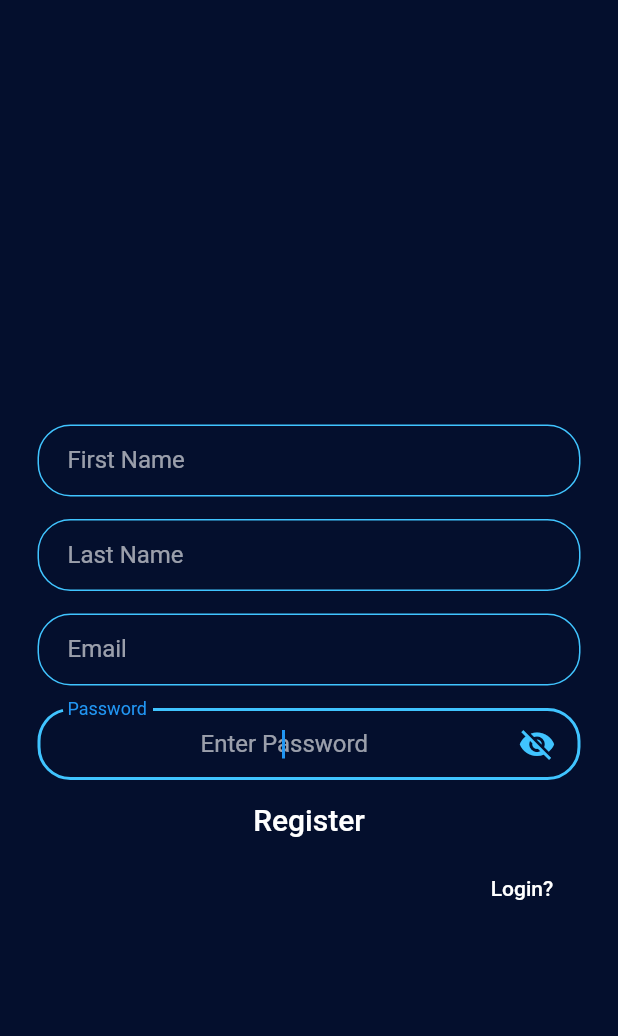
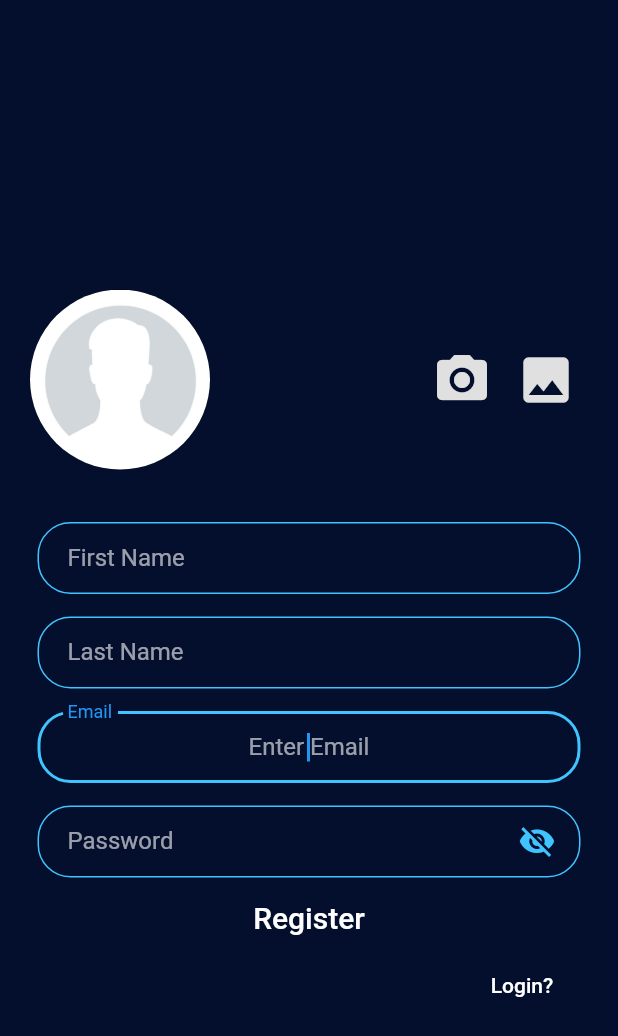
Before and after one commit to rithik-dev/Password-Manager, a Flutter app: the RegisterScreen screen opened directly, after a tap on "Login?", after a tap on "Register?", after a tap on "Forgot Password ?", on a phone screen of 412 x 824 dp. Shown: the top 1036 px of the screen. Run offline on Flutter 3.47's test engine with Material 2 defaults, Android fonts, the phone set to English and light mode, and no system bars; our stand-ins replace cached_network_image, cloud_firestore, firebase_auth, firebase_storage, flutter_spinkit, image_picker and 4 more; missing offline and left inert: animated_button, flutter_string_encryption; accounts and stored records are empty.

Commit message:
- added option to upload profile picture when registering a new user

```diff
--- a/lib/models/firebase_utils.dart
+++ b/lib/models/firebase_utils.dart
@@ -1,5 +1,8 @@
+import 'dart:io';
+
 import 'package:cloud_firestore/cloud_firestore.dart';
 import 'package:firebase_auth/firebase_auth.dart';
+import 'package:firebase_storage/firebase_storage.dart';
 import 'package:flutter_string_encryption/flutter_string_encryption.dart';
 import 'package:password_manager/models/exceptions.dart';
 
@@ -12,10 +15,27 @@ class FirebaseUtils {
   static final PlatformStringCryptor _cryptor = new PlatformStringCryptor();
   static const int LEVELS_OF_ENCRYPTION = 5;
 
+  static final String defaultProfilePicURL =
+      "https://firebasestorage.googleapis.com/v0/b/password-manager-2083b.appspot.com/o/Profile%20Pictures%2FuserDefaultProfilePicture.png?alt=media&token=ee3d17ce-b1e2-4a53-bb86-13dac6d3af09";
+
+  static final FirebaseStorage _storage =
+      FirebaseStorage(storageBucket: 'gs://password-manager-2083b.appspot.com');
+
+  static Future<String> uploadFile(String userId, File image) async {
+    StorageUploadTask uploadTask =
+        _storage.ref().child('Profile Pictures/$userId.png').putFile(image);
+    await uploadTask.onComplete;
+    String fileURL = await _storage
+        .ref()
+        .child('Profile Pictures/$userId.png')
+        .getDownloadURL();
+    return fileURL;
+  }
+
   static Future<FirebaseUser> getCurrentUser() async {
     try {
       final FirebaseUser currentUser = await _auth.currentUser();
-      if(currentUser!=null && currentUser.isEmailVerified)
+      if (currentUser != null && currentUser.isEmailVerified)
         return currentUser;
       else
         return null;
@@ -25,35 +45,37 @@ class FirebaseUtils {
     }
   }
 
-  static Future<String> getCurrentUserEmail() async{
-    try{
+  static Future<String> getCurrentUserEmail() async {
+    try {
       final FirebaseUser user = await getCurrentUser();
-      if(user != null) {
+      if (user != null) {
         return user.email;
-      }
-      else
+      } else
         return "";
-    }
-    catch(e) {
+    } catch (e) {
       print("ERROR WHILE GETTING CURRENT USER EMAIL : $e");
       return "";
     }
   }
 
-  static Future<Map<String,dynamic>> getAppData(FirebaseUser currentUser) async{
+  static Future<Map<String, dynamic>> getAppData(
+      FirebaseUser currentUser) async {
     List<Map<String, dynamic>> passwords = [];
     String fullName;
     String key;
+    String profilePicURL;
 
-    try{
-      final DocumentSnapshot dataSnapshot = await _firestore.collection("data").document(currentUser.uid).get();
-      if(dataSnapshot.data==null) {
+    try {
+      final DocumentSnapshot dataSnapshot =
+          await _firestore.collection("data").document(currentUser.uid).get();
+      if (dataSnapshot.data == null) {
         fullName = "";
         key = "";
-      }
-      else {
+        profilePicURL = defaultProfilePicURL;
+      } else {
         fullName = dataSnapshot.data['fullName'];
         key = dataSnapshot.data['key'];
+        profilePicURL = dataSnapshot.data['profilePicURL'];
       }
 
       final documentSnapshot = await _firestore
@@ -66,22 +88,23 @@ class FirebaseUtils {
       for (var document in documentSnapshot.documents) {
         Map<String, dynamic> data = document.data;
         // decrypting password
-        if(data.containsKey('Password'))
-          data['Password'] = await _decryptPassword(data['Password'],key);
+        if (data.containsKey('Password'))
+          data['Password'] = await _decryptPassword(data['Password'], key);
         passwords.add(data);
       }
 
-      final Map<String,dynamic> appData = {
-        'name' : fullName,
-        'passwords' : passwords,
-        'key' : key,
+      final Map<String, dynamic> appData = {
+        'name': fullName,
+        'passwords': passwords,
+        'key': key,
+        'profilePicURL': profilePicURL,
       };
 
       return appData;
-    }
-    catch(e) {
+    } catch (e) {
       print("ERROR WHILE GETTING APP DATA : $e");
-      throw AppDataReceiveException("An error occurred while fetching data. Please restart the app or try deleting the account and creating a new one !");
+      throw AppDataReceiveException(
+          "An error occurred while fetching data. Please restart the app or try deleting the account and creating a new one !");
     }
   }
 
@@ -95,28 +118,34 @@ class FirebaseUtils {
     }
   }
 
-  static Future<bool> resendEmailVerificationLink(String email,String password) async{
+  static Future<bool> resendEmailVerificationLink(String email,
+      String password) async {
     try {
-      final user = await _auth.signInWithEmailAndPassword(email: email, password: password);
+      final user = await _auth.signInWithEmailAndPassword(
+          email: email, password: password);
       if (user != null) {
         await user.user.sendEmailVerification();
         return true;
-      }
-      else return false;
-    } catch(e) {
+      } else
+        return false;
+    } catch (e) {
       print("ERROR WHILE RE SENDING EMAIL VERIFICATION LINK : $e");
       return false;
     }
   }
 
-  static Future<bool> registerUser(String email, String password, {String fullName}) async {
+  static Future<bool> registerUser(String email, String password,
+      {String fullName, File image}) async {
     try {
-      final user = await _auth.createUserWithEmailAndPassword(email: email, password: password);
+      final AuthResult user = await _auth.createUserWithEmailAndPassword(
+          email: email, password: password);
+
+      String profilePicURL = defaultProfilePicURL;
+      if (image != null) profilePicURL = await uploadFile(user.user.uid, image);
 
       await user.user.sendEmailVerification();
 
       if (user != null) {
-
         //creating a unique key for encrypting passwords for each user
         final String _key = await _cryptor.generateRandomKey();
 
@@ -124,6 +153,7 @@ class FirebaseUtils {
         _firestore.collection("data").document(user.user.uid).setData({
           "fullName": fullName,
           "key": _key,
+          "profilePicURL": profilePicURL,
         });
         return true;
       } else
@@ -136,14 +166,14 @@ class FirebaseUtils {
 
   static Future<bool> loginUser(String email, String password) async {
     try {
-      final user = await _auth.signInWithEmailAndPassword(email: email, password: password);
+      final user = await _auth.signInWithEmailAndPassword(
+          email: email, password: password);
       if (user != null) {
-        if(user.user.isEmailVerified)
+        if (user.user.isEmailVerified)
           return true;
         else
           throw LoginException("EMAIL_NOT_VERIFIED");
-      }
-      else
+      } else
         return false;
     } catch (e) {
       print("EXCEPTION WHILE LOGGING IN USER : $e");
@@ -161,13 +191,14 @@ class FirebaseUtils {
     }
   }
 
-  static Future<String> addPasswordFieldToDatabase(Map<String, dynamic> _fields,FirebaseUser currentUser,String key) async {
+  static Future<String> addPasswordFieldToDatabase(Map<String, dynamic> _fields,
+      FirebaseUser currentUser, String key) async {
     // check if empty map is not received
     if (_fields.isNotEmpty)
       try {
         final String userId = currentUser.uid;
 
-        Map<String,dynamic> fields = Map<String,dynamic>.from(_fields);
+        Map<String, dynamic> fields = Map<String, dynamic>.from(_fields);
 
         String docID = _firestore
             .collection("data")
@@ -182,8 +213,8 @@ class FirebaseUtils {
         });
 
         //encrypting passwords before sending to firebase
-        if(fields['Password']!=null && fields['Password']!="")
-          fields['Password'] = await _encryptPassword(fields['Password'],key);
+        if (fields['Password'] != null && fields['Password'] != "")
+          fields['Password'] = await _encryptPassword(fields['Password'], key);
         else
           fields.remove('Password');
 
@@ -205,15 +236,18 @@ class FirebaseUtils {
       return null;
   }
 
-  static Future<bool> editPasswordFieldInDatabase(Map<String, dynamic> newFields,FirebaseUser currentUser,String key) async {
+  static Future<bool> editPasswordFieldInDatabase(
+      Map<String, dynamic> newFields,
+      FirebaseUser currentUser,
+      String key) async {
     try {
       final String userId = currentUser.uid;
 
-      Map<String,dynamic> fields = Map<String,dynamic>.from(newFields);
+      Map<String, dynamic> fields = Map<String, dynamic>.from(newFields);
 
       //encrypting passwords before sending to firebase
-      if(fields.containsKey('Password'))
-        fields['Password'] = await _encryptPassword(fields['Password'],key);
+      if (fields.containsKey('Password'))
+        fields['Password'] = await _encryptPassword(fields['Password'], key);
 
       // adding new data
       await _firestore
@@ -230,7 +264,8 @@ class FirebaseUtils {
     }
   }
 
-  static Future<bool> deletePasswordFieldFromDatabase(String documentId,FirebaseUser currentUser) async {
+  static Future<bool> deletePasswordFieldFromDatabase(String documentId,
+      FirebaseUser currentUser) async {
     try {
       final String userId = currentUser.uid;
 
@@ -248,12 +283,15 @@ class FirebaseUtils {
     }
   }
 
-  static Future<bool> changeCurrentUserName(String name,FirebaseUser currentUser) async{
-    try{
-      await _firestore.collection("data").document(currentUser.uid).setData({"fullName" : name},merge: true);
+  static Future<bool> changeCurrentUserName(String name,
+      FirebaseUser currentUser) async {
+    try {
+      await _firestore
+          .collection("data")
+          .document(currentUser.uid)
+          .setData({"fullName": name}, merge: true);
       return true;
-    }
-    catch(e){
+    } catch (e) {
       print("ERROR WHILE CHANGING CURRENT USER NAME : $e");
       return false;
     }
@@ -270,8 +308,7 @@ class FirebaseUtils {
 
       await user.updatePassword(newPassword);
       return true;
-    }
-    catch(e){
+    } catch (e) {
       print("ERROR WHILE CHANGING CURRENT USER PASSWORD : $e");
       throw ChangePasswordException(e.message);
     }
@@ -307,14 +344,13 @@ class FirebaseUtils {
         await user.delete();
       }
       return true;
-    }
-    catch(e){
+    } catch (e) {
       print("ERROR WHILE DELETING USER : $e");
       throw DeleteUserException(e.message);
     }
   }
 
-  static Future<String> _encryptPassword(String password,String _key) async {
+  static Future<String> _encryptPassword(String password, String _key) async {
     String encrypted;
 
     try {
@@ -328,7 +364,7 @@ class FirebaseUtils {
     return password;
   }
 
-  static Future<String> _decryptPassword(String password,String _key) async {
+  static Future<String> _decryptPassword(String password, String _key) async {
     String decrypted;
 
     try {
--- a/lib/models/provider_class.dart
+++ b/lib/models/provider_class.dart
@@ -5,18 +5,24 @@ import 'package:password_manager/models/firebase_utils.dart';
 import 'package:password_manager/models/functions.dart';
 
 class ProviderClass extends ChangeNotifier {
-  String _name,_key;
+  String _name, _key, _profilePicURL;
   bool _showLoadingScreen = false; // used for inAsyncCall
   bool _showLoadingScreenOnMainAppScreen = false; // used for inAsyncCall
   List<Map<String, dynamic>> _passwords;
-  Map<String,dynamic> _showPasswordFields;
+  Map<String, dynamic> _showPasswordFields;
   bool _userLoggedIn; // bool holding true if user is already logged in
-  FirebaseUser _loggedInUser;  // currently logged in user object
+  FirebaseUser _loggedInUser; // currently logged in user object
 
   bool get showLoadingScreen => this._showLoadingScreen;
-  bool get showLoadingScreenOnMainAppScreen => this._showLoadingScreenOnMainAppScreen;
+
+  bool get showLoadingScreenOnMainAppScreen =>
+      this._showLoadingScreenOnMainAppScreen;
+
   String get name => this._name;
-  Map<String,dynamic> get showPasswordFields => this._showPasswordFields;
+
+  String get profilePicURL => this._profilePicURL;
+
+  Map<String, dynamic> get showPasswordFields => this._showPasswordFields;
   List<Map<String, dynamic>> get passwords => this._passwords;
   bool get userLoggedIn => this._userLoggedIn;
   FirebaseUser get loggedInUser => this._loggedInUser;
@@ -119,14 +125,17 @@ class ProviderClass extends ChangeNotifier {
     this._userLoggedIn = null;
     this._loggedInUser = null;
     this._key = null;
+    this._profilePicURL = null;
     notifyListeners();
   }
 
   Future<void> getAppData() async {
-    final Map<String,dynamic> appData = await FirebaseUtils.getAppData(_loggedInUser);
+    final Map<String, dynamic> appData =
+        await FirebaseUtils.getAppData(_loggedInUser);
     this._name = appData['name'];
     this._passwords = appData['passwords'];
     this._key = appData['key'];
+    this._profilePicURL = appData['profilePicURL'];
     notifyListeners();
   }
 
--- a/lib/screens/app_screens/settings.dart
+++ b/lib/screens/app_screens/settings.dart
@@ -10,6 +10,7 @@ import 'package:password_manager/screens/login_screen.dart';
 import 'package:password_manager/screens/register_screen.dart';
 import 'package:password_manager/widgets/my_alert_dialog.dart';
 import 'package:password_manager/widgets/my_text_field.dart';
+import 'package:password_manager/widgets/profile_picture.dart';
 import 'package:password_manager/widgets/settings_card.dart';
 import 'package:provider/provider.dart';
 
@@ -36,9 +37,11 @@ class Settings extends StatelessWidget {
                     ),
                   )
                 : Column(
-                    crossAxisAlignment: CrossAxisAlignment.stretch,
+//                    crossAxisAlignment: CrossAxisAlignment.stretch,
                     mainAxisAlignment: MainAxisAlignment.spaceBetween,
                     children: <Widget>[
+                      ProfilePicture(data.profilePicURL, radius: 50),
+                      SizedBox(height: 20),
                       Expanded(
                         child: ListView(
                           children: <Widget>[
--- a/lib/screens/app_screens/vault.dart
+++ b/lib/screens/app_screens/vault.dart
@@ -38,9 +38,7 @@ class MyVault extends StatelessWidget {
                                   fontWeight: FontWeight.bold,
                                 ),
                               ),
-                              ProfilePicture(
-                                "https://firebasestorage.googleapis.com/v0/b/eleventhhour-eb2e0.appspot.com/o/Courses%2F%20qgmB50hOxXJjIOOEBVUM%2Fthumbnail.jpg?alt=media&token=4be71194-d0e9-4769-b9ef-05e24f4d7bff",
-                              )
+                              ProfilePicture(data.profilePicURL),
                             ],
                           ),
                         ),
--- a/lib/screens/register_screen.dart
+++ b/lib/screens/register_screen.dart
@@ -1,5 +1,9 @@
+import 'dart:io';
+
+import 'package:flutter/cupertino.dart';
 import 'package:flutter/material.dart';
 import 'package:flutter_spinkit/flutter_spinkit.dart';
+import 'package:image_picker/image_picker.dart';
 import 'package:modal_progress_hud/modal_progress_hud.dart';
 import 'package:password_manager/models/exceptions.dart';
 import 'package:password_manager/models/firebase_utils.dart';
@@ -10,11 +14,42 @@ import 'package:password_manager/widgets/my_text_field.dart';
 import 'package:password_manager/widgets/rounded_button.dart';
 import 'package:provider/provider.dart';
 
-// ignore: must_be_immutable
-class RegisterScreen extends StatelessWidget {
+class RegisterScreen extends StatefulWidget {
   static const id = 'register_screen';
+
+  @override
+  _RegisterScreenState createState() => _RegisterScreenState();
+}
+
+class _RegisterScreenState extends State<RegisterScreen> {
   String _email, _password, _firstName, _lastName;
+  final ImagePicker imagePicker = ImagePicker();
+  bool imageSelected = false;
+  File _image;
+  TextEditingController _firstNameController = TextEditingController();
+  TextEditingController _lastNameController = TextEditingController();
+  TextEditingController _emailController = TextEditingController();
+  TextEditingController _passwordController = TextEditingController();
   final _formKey = GlobalKey<FormState>();
+
+  Future getImage(ImageSource source) async {
+    final pickedFile = await imagePicker.getImage(source: source);
+    if (pickedFile == null) return;
+    setState(() {
+      imageSelected = true;
+      _image = File(pickedFile.path);
+    });
+  }
+
+  @override
+  void dispose() {
+    // TODO: implement dispose
+    super.dispose();
+    _firstNameController.dispose();
+    _lastNameController.dispose();
+    _emailController.dispose();
+    _passwordController.dispose();
+  }
 
   @override
   Widget build(BuildContext context) {
@@ -34,11 +69,42 @@ class RegisterScreen extends StatelessWidget {
                     physics: const BouncingScrollPhysics(),
                     shrinkWrap: true,
                     padding:
-                        EdgeInsets.symmetric(vertical: 10.0, horizontal: 20.0),
+                    EdgeInsets.symmetric(vertical: 10.0, horizontal: 20.0),
                     children: <Widget>[
-                      SizedBox(height: 70.0),
+                      SizedBox(height: 50.0),
+                      Row(
+                        mainAxisAlignment: MainAxisAlignment.spaceBetween,
+                        children: [
+                          CircleAvatar(
+                            backgroundImage: imageSelected
+                                ? FileImage(_image)
+                                : AssetImage(
+                              'assets/images/userDefaultProfilePicture.png',
+                            ),
+                            radius: 60,
+                          ),
+                          Row(
+                            children: [
+                              IconButton(
+                                icon: Icon(Icons.camera_alt),
+                                iconSize: 40,
+                                color: Colors.grey[300],
+                                onPressed: () => getImage(ImageSource.camera),
+                              ),
+                              IconButton(
+                                icon: Icon(Icons.photo),
+                                iconSize: 40,
+                                color: Colors.grey[300],
+                                onPressed: () => getImage(ImageSource.gallery),
+                              ),
+                            ],
+                          ),
+                        ],
+                      ),
+                      SizedBox(height: 30.0),
                       MyTextField(
                         labelText: "First Name",
+                        controller: _firstNameController,
                         showTrailingWidget: false,
                         autofocus: true,
                         validator: (String firstName) {
@@ -55,6 +121,7 @@ class RegisterScreen extends StatelessWidget {
                       SizedBox(height: 5.0),
                       MyTextField(
                         labelText: "Last Name",
+                        controller: _lastNameController,
                         validator: (String lastName) {
                           if (lastName == null || lastName.trim() == "")
                             return "Please Enter Last Name";
@@ -69,6 +136,7 @@ class RegisterScreen extends StatelessWidget {
                       SizedBox(height: 5.0),
                       MyTextField(
                         labelText: "Email",
+                        controller: _emailController,
                         showTrailingWidget: false,
                         validator: (String email) {
                           if (email == null || email.trim() == "")
@@ -85,6 +153,7 @@ class RegisterScreen extends StatelessWidget {
                       SizedBox(height: 5.0),
                       MyTextField(
                         labelText: "Password",
+                        controller: _passwordController,
                         validator: (String password) {
                           if (password == null || password.trim() == "")
                             return "Please Enter Password";
@@ -108,10 +177,21 @@ class RegisterScreen extends StatelessWidget {
                                 try {
                                   registerSuccessful =
                                   await FirebaseUtils.registerUser(
-                                      _email, _password,
-                                      fullName: "$_firstName $_lastName");
+                                    _email,
+                                    _password,
+                                    fullName: "$_firstName $_lastName",
+                                    image: _image,
+                                  );
 
                                   if (registerSuccessful) {
+                                    _firstNameController.clear();
+                                    _lastNameController.clear();
+                                    _emailController.clear();
+                                    _passwordController.clear();
+                                    setState(() {
+                                      imageSelected = false;
+                                    });
+                                    await _image.delete();
                                     Functions.showSnackBar(
                                         context, "Verification Email Sent !");
                                   } else {
--- a/lib/screens/show_password_details.dart
+++ b/lib/screens/show_password_details.dart
@@ -24,10 +24,11 @@ class ShowPasswordDetails extends StatelessWidget {
         return Scaffold(
           backgroundColor: kSecondaryColor,
           body: Padding(
-            padding: const EdgeInsets.all(15.0),
+            padding: const EdgeInsets.all(10.0),
             child: Column(
-              mainAxisAlignment: MainAxisAlignment.spaceAround,
+              mainAxisAlignment: MainAxisAlignment.spaceBetween,
               crossAxisAlignment: CrossAxisAlignment.start,
+              mainAxisSize: MainAxisSize.min,
               children: <Widget>[
                 Row(
                   mainAxisAlignment: MainAxisAlignment.spaceBetween,
--- a/pubspec.yaml
+++ b/pubspec.yaml
@@ -21,6 +21,8 @@ dependencies:
   animated_button: ^0.1.2
   shimmer: ^1.1.1
   lottie: ^0.6.0
+  image_picker: ^0.6.7+7
+  firebase_storage: ^3.1.6
 dev_dependencies:
   flutter_test:
     sdk: flutter
@@ -28,3 +30,4 @@ flutter:
   uses-material-design: true
   assets:
     - assets/lottie/
+    - assets/images/
```
Also changed, not shown: assets/images/userDefaultProfilePicture.png (renamed from assets/userDefaultProfilePicture.png), pubspec.lock.
